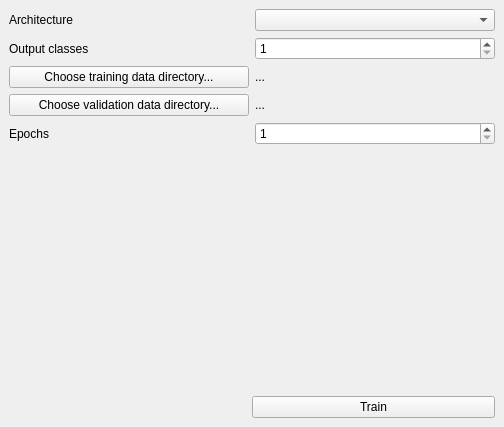
simonrw/nntrainer, file gui/nntrainer/gui/ui/nntrainer.ui: the form before one commit.
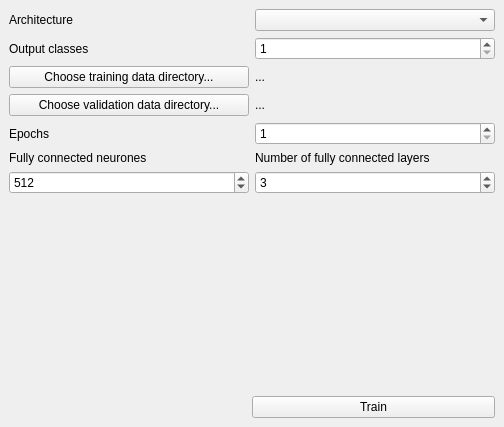
The form after the commit.

Commit message: Start to implement train method

The edit to the form file:
```diff
--- a/gui/nntrainer/gui/ui/nntrainer.ui
+++ b/gui/nntrainer/gui/ui/nntrainer.ui
@@ -14,7 +14,7 @@
    <string>MainWindow</string>
   </property>
   <widget class="QWidget" name="centralwidget">
-   <layout class="QVBoxLayout" name="verticalLayout">
+   <layout class="QVBoxLayout" name="verticalLayout_3">
     <item>
      <layout class="QHBoxLayout" name="horizontalLayout">
       <item>
@@ -140,6 +140,55 @@
       </item>
      </layout>
     </item>
+    <item>
+     <layout class="QHBoxLayout" name="horizontalLayout_7">
+      <item>
+       <layout class="QVBoxLayout" name="verticalLayout">
+        <item>
+         <widget class="QLabel" name="label_3">
+          <property name="text">
+           <string>Fully connected neurones</string>
+          </property>
+         </widget>
+        </item>
+        <item>
+         <widget class="QSpinBox" name="fcShape">
+          <property name="minimum">
+           <number>1</number>
+          </property>
+          <property name="maximum">
+           <number>4096</number>
+          </property>
+          <property name="value">
+           <number>512</number>
+          </property>
+         </widget>
+        </item>
+       </layout>
+      </item>
+      <item>
+       <layout class="QVBoxLayout" name="verticalLayout_2">
+        <item>
+         <widget class="QLabel" name="label_5">
+          <property name="text">
+           <string>Number of fully connected layers</string>
+          </property>
+         </widget>
+        </item>
+        <item>
+         <widget class="QSpinBox" name="fcLayers">
+          <property name="minimum">
+           <number>1</number>
+          </property>
+          <property name="value">
+           <number>3</number>
+          </property>
+         </widget>
+        </item>
+       </layout>
+      </item>
+     </layout>
+    </item>
     <item>
      <spacer name="verticalSpacer">
       <property name="orientation">
@@ -148,7 +197,7 @@
       <property name="sizeHint" stdset="0">
        <size>
         <width>20</width>
-        <height>166</height>
+        <height>104</height>
        </size>
       </property>
      </spacer>
```
Left out of the diff: 8 changed lines with no effect on the pictures. The commit also changes 2 other files.
